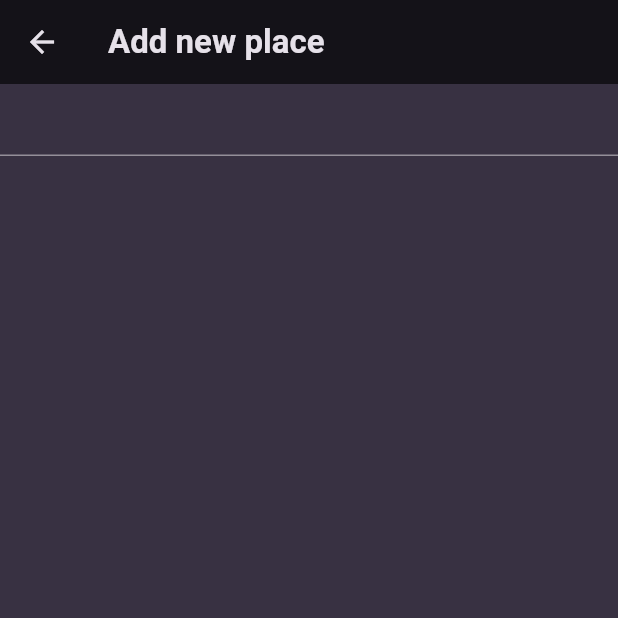
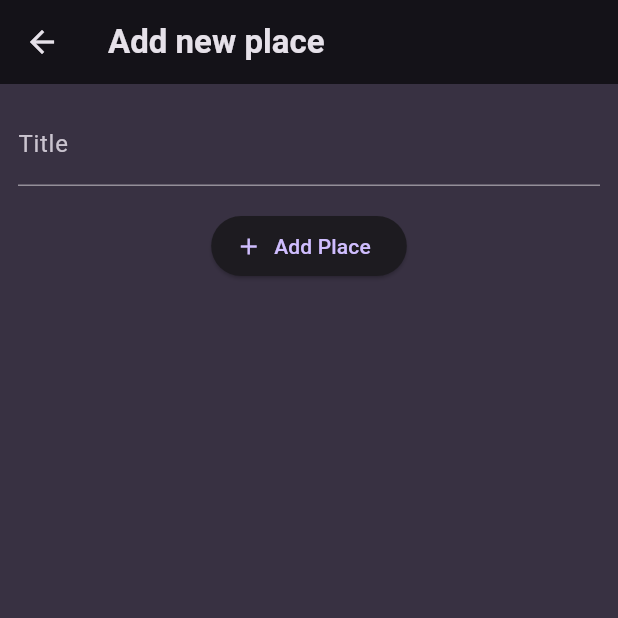
Before and after one commit to NathanTh3Gr3at/favorite_places_app, a Flutter app: the AddPlaceScreen screen opened directly, on a phone screen of 412 x 824 dp, the top half of it. Run offline on Flutter 3.47's test engine with Material 3 defaults, Android fonts, the phone set to English and light mode, and no system bars; our stand-ins replace flutter_riverpod, google_fonts.

Commit message:
Integrate Riverpod for state management and enhance place addition functionality

```diff
--- a/lib/main.dart
+++ b/lib/main.dart
@@ -1,6 +1,8 @@
 import 'package:favorite_places_app/screens/places.dart';
 import 'package:flutter/material.dart';
 import 'package:google_fonts/google_fonts.dart';
+import 'package:flutter_riverpod/flutter_riverpod.dart';
+
 final colorScheme = ColorScheme.fromSeed(
   brightness: Brightness.dark,
   seedColor: const Color.fromARGB(255, 102, 6, 247),
@@ -25,13 +27,13 @@ final theme = ThemeData().copyWith(
 );
 
 void main() {
-  runApp(
-      const MyApp(),
-  );
+  runApp(const ProviderScope(
+    child: MyApp(),
+  ));
 }
 
 class MyApp extends StatelessWidget {
-  const MyApp({Key? key}) : super(key: key);
+  const MyApp({super.key});
 
   @override
   Widget build(BuildContext context) {
--- /dev/null
+++ b/lib/providers/user_places.dart
@@ -0,0 +1,16 @@
+import 'package:favorite_places_app/models/place.dart';
+import 'package:flutter_riverpod/flutter_riverpod.dart';
+
+class UserPlacesNotifier extends StateNotifier<List<Place>> {
+  UserPlacesNotifier() : super(const []);
+
+  void addPlace(String title) {
+    final newPlace = Place(title: title);
+    state = [newPlace, ...state];
+  }
+}
+
+final userPlacesProvider =
+    StateNotifierProvider<UserPlacesNotifier, List<Place>>(
+  (ref) => UserPlacesNotifier(),
+);
--- a/lib/screens/add_place_screen.dart
+++ b/lib/screens/add_place_screen.dart
@@ -1,13 +1,33 @@
+import 'package:favorite_places_app/providers/user_places.dart';
 import 'package:flutter/material.dart';
+import 'package:flutter_riverpod/flutter_riverpod.dart';
 
-class AddPlaceScreen extends StatefulWidget {
+class AddPlaceScreen extends ConsumerStatefulWidget {
   const AddPlaceScreen({super.key});
 
   @override
-  State<AddPlaceScreen> createState() => _AddPlaceScreenState();
+  ConsumerState<AddPlaceScreen> createState() => _AddPlaceScreenState();
 }
 
-class _AddPlaceScreenState extends State<AddPlaceScreen> {
+class _AddPlaceScreenState extends ConsumerState<AddPlaceScreen> {
+  final _titleController = TextEditingController();
+
+  void _savePlace() {
+    final enteredTitle = _titleController.text;
+    if (enteredTitle.isEmpty) {
+      //showAlertDialog()
+      return;
+    }
+    ref.read(userPlacesProvider.notifier).addPlace(enteredTitle);
+    Navigator.of(context).pop();
+  }
+
+  @override
+  void dispose() {
+    _titleController.dispose();
+    super.dispose();
+  }
+
   @override
   Widget build(BuildContext context) {
     return Scaffold(
@@ -15,7 +35,31 @@ class _AddPlaceScreenState extends State<AddPlaceScreen> {
         title: const Text(
           'Add new place',
         ),
-      ),body:Column(children: [TextField()],)
+      ),
+      body: SingleChildScrollView(
+        padding: const EdgeInsets.all(12),
+        child: Column(
+          children: [
+            TextField(
+              decoration: const InputDecoration(
+                labelText: 'Title',
+              ),
+              controller: _titleController,
+              style: TextStyle(color: Theme.of(context).colorScheme.onSurface),
+            ),
+            const SizedBox(
+              height: 16,
+            ),
+            ElevatedButton.icon(
+              onPressed: _savePlace,
+              icon: const Icon(Icons.add),
+              label: const Text(
+                'Add Place',
+              ),
+            ),
+          ],
+        ),
+      ),
     );
   }
 }
--- /dev/null
+++ b/lib/screens/place_detail_screen.dart
@@ -0,0 +1,24 @@
+import 'package:favorite_places_app/models/place.dart';
+import 'package:flutter/material.dart';
+
+class PlaceDetailScreen extends StatelessWidget {
+  const PlaceDetailScreen({super.key, required this.place});
+  final Place place;
+
+  @override
+  Widget build(BuildContext context) {
+    return Scaffold(
+      appBar: AppBar(
+        title: Text(place.title),
+      ),
+      body: Center(
+        child: Text(
+          place.title,
+          style: Theme.of(context).textTheme.bodyLarge!.copyWith(
+                color: Theme.of(context).colorScheme.onSurface,
+              ),
+        ),
+      ),
+    );
+  }
+}
--- a/pubspec.yaml
+++ b/pubspec.yaml
@@ -36,8 +36,8 @@ dependencies:
   # Use with the CupertinoIcons class for iOS style icons.
   cupertino_icons: ^1.0.8
   google_fonts: ^6.2.1
-  riverpod: ^2.6.1
   uuid: ^4.5.1
+  flutter_riverpod: ^2.6.1
 
 dev_dependencies:
   flutter_test:
```
Also changed, not shown: lib/screens/places.dart (+15 -4 lines), lib/widgets/places_list.dart (+17 -2 lines), lib/screens/places_detail_screen.dart (deleted), pubspec.lock.
